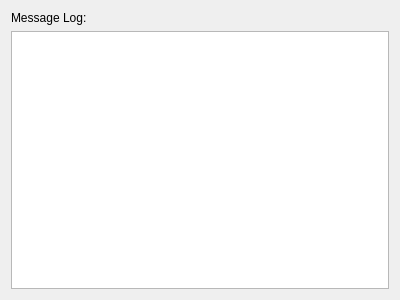
The window that src/MessageStatsDialog.ui (kovkinvladyslav/network-routing-simulator) describes before a commit, drawn with Qt 5.
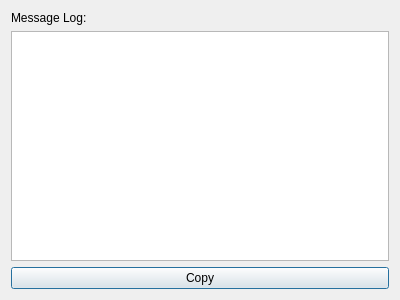
The same window after the commit.

Patch:
```diff
--- a/src/MessageStatsDialog.ui
+++ b/src/MessageStatsDialog.ui
@@ -24,6 +24,13 @@
    <item>
     <widget class="QTableView" name="tableView"/>
    </item>
+   <item>
+    <widget class="QPushButton" name="copyButton">
+     <property name="text">
+      <string>Copy</string>
+     </property>
+    </widget>
+   </item>
   </layout>
  </widget>
  <resources/>
```
Left out of the diff: 2 changed lines with no effect on the pictures.
